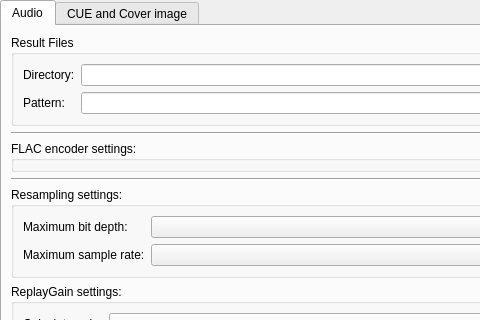
flacon/flacon, file gui/preferences/profilespage/profiletabwidget.ui: the form before one commit; both pictures show x 0 to 480 and y 0 to 320 of the 627 by 513 pixel window.
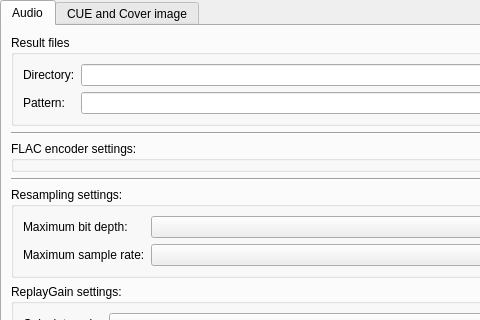
The form after the commit. Custom widgets are drawn as their Qt base class.

Commit message:
Translations fix. yahoe.001 created an issue for the string: Result Files
Hi @sokoloff Since we don’t usually title case in Flacon, rather: “Result files

Diff of the .ui file:
```diff
--- a/gui/preferences/profilespage/profiletabwidget.ui
+++ b/gui/preferences/profilespage/profiletabwidget.ui
@@ -24,7 +24,7 @@
     <item>
      <widget class="QGroupBox" name="outFilesBox">
       <property name="title">
-       <string>Result Files</string>
+       <string>Result files</string>
       </property>
       <property name="flat">
        <bool>true</bool>
```
The commit also changes 1 other file.
